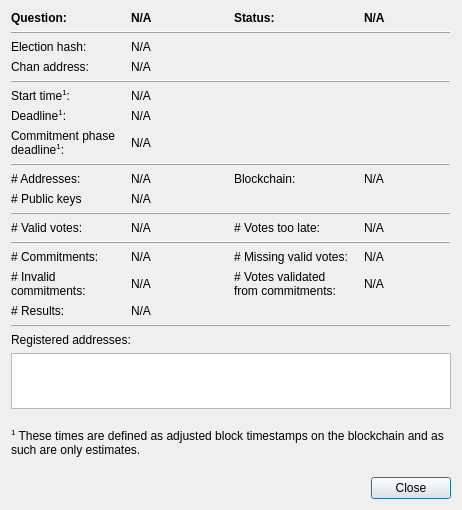
Nainesh1184/PyBitmessageVote, file src/bitmessageqt/electiondetailsdialog.ui: the form before one commit.
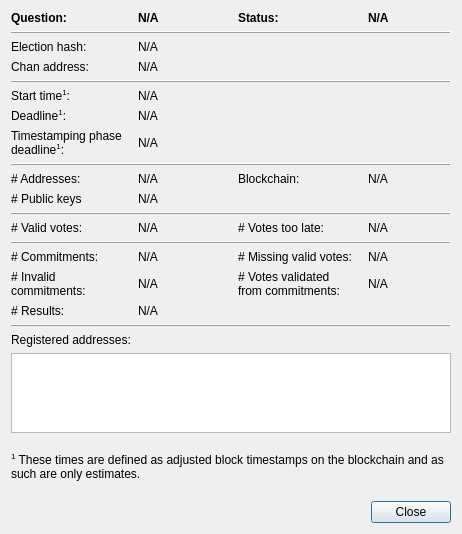
The form after the commit.

Commit message: Commitment phase renamed to timestamping phase in UI

What changed in the file:
```diff
--- a/src/bitmessageqt/electiondetailsdialog.ui
+++ b/src/bitmessageqt/electiondetailsdialog.ui
@@ -7,7 +7,7 @@
     <x>0</x>
     <y>0</y>
     <width>462</width>
-    <height>502</height>
+    <height>534</height>
    </rect>
   </property>
   <property name="windowTitle">
@@ -204,7 +204,7 @@
    <item row="7" column="0">
     <widget class="QLabel" name="label_16">
      <property name="text">
-      <string>Commitment phase&lt;br&gt;deadline&lt;sup&gt;1&lt;/sup&gt;:</string>
+      <string>Timestamping phase&lt;br&gt;deadline&lt;sup&gt;1&lt;/sup&gt;:</string>
      </property>
     </widget>
    </item>
```
The commit also changes 6 other files.
